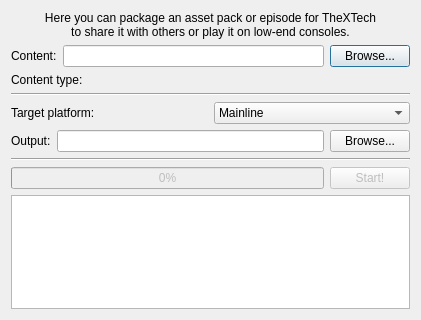
WohlSoft/Moondust-Project, file Maintainer/XTConvert/xt_convert.ui: the form before one commit.
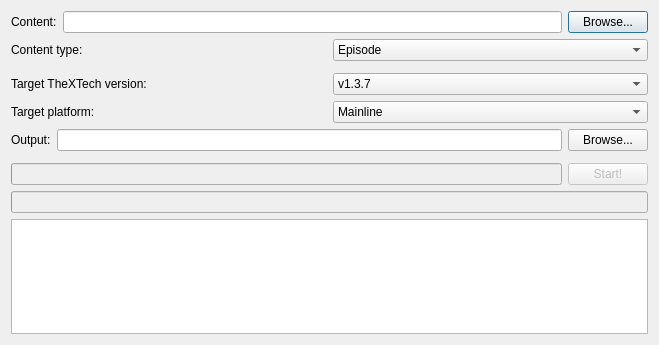
The form after the commit. Icons and pictures are not drawn.

What changed in the file:
```diff
--- a/Maintainer/XTConvert/xt_convert.ui
+++ b/Maintainer/XTConvert/xt_convert.ui
@@ -6,8 +6,8 @@
    <rect>
     <x>0</x>
     <y>0</y>
-    <width>421</width>
-    <height>320</height>
+    <width>659</width>
+    <height>345</height>
    </rect>
   </property>
   <property name="windowTitle">
@@ -20,19 +20,6 @@
   <layout class="QGridLayout" name="gridLayout_7">
    <item row="2" column="0">
     <layout class="QVBoxLayout" name="verticalLayout_2">
-     <item>
-      <widget class="QLabel" name="label_8">
-       <property name="text">
-        <string>&lt;html&gt;&lt;head/&gt;&lt;body&gt;&lt;p align=&quot;center&quot;&gt;Here you can package an asset pack or episode for TheXTech&lt;br/&gt;to share it with others or play it on low-end consoles.&lt;/p&gt;&lt;/body&gt;&lt;/html&gt;</string>
-       </property>
-       <property name="alignment">
-        <set>Qt::AlignmentFlag::AlignLeading|Qt::AlignmentFlag::AlignLeft|Qt::AlignmentFlag::AlignTop</set>
-       </property>
-       <property name="openExternalLinks">
-        <bool>true</bool>
-       </property>
-      </widget>
-     </item>
      <item>
       <layout class="QHBoxLayout" name="horizontalLayout">
        <item>
@@ -71,10 +58,17 @@
         </widget>
        </item>
        <item>
-        <widget class="QLabel" name="content_type">
-         <property name="text">
-          <string/>
-         </property>
+        <widget class="QComboBox" name="content_type">
+         <item>
+          <property name="text">
+           <string>Episode</string>
+          </property>
+         </item>
+         <item>
+          <property name="text">
+           <string>Asset Pack</string>
+          </property>
+         </item>
         </widget>
        </item>
       </layout>
@@ -82,10 +76,35 @@
      <item>
       <widget class="Line" name="hr1">
        <property name="orientation">
-        <enum>Qt::Orientation::Horizontal</enum>
+        <enum>Qt::Vertical</enum>
        </property>
       </widget>
      </item>
+     <item>
+      <layout class="QHBoxLayout" name="horizontalLayout_8">
+       <item>
+        <widget class="QLabel" name="label_10">
+         <property name="text">
+          <string>Target TheXTech version:</string>
+         </property>
+        </widget>
+       </item>
+       <item>
+        <widget class="QComboBox" name="target_version">
+         <item>
+          <property name="text">
+           <string>v1.3.7</string>
+          </property>
+         </item>
+         <item>
+          <property name="text">
+           <string>v1.3.8-dev</string>
+          </property>
+         </item>
+        </widget>
+       </item>
+      </layout>
+     </item>
      <item>
       <layout class="QHBoxLayout" name="horizontalLayout_7">
        <item>
@@ -150,7 +169,7 @@
      <item>
       <widget class="Line" name="line">
        <property name="orientation">
-        <enum>Qt::Orientation::Horizontal</enum>
+        <enum>Qt::Vertical</enum>
        </property>
       </widget>
      </item>
@@ -173,6 +192,9 @@
          <property name="invertedAppearance">
           <bool>false</bool>
          </property>
+         <property name="format">
+          <string notr="true"/>
+         </property>
         </widget>
        </item>
        <item>
@@ -187,6 +209,28 @@
        </item>
       </layout>
      </item>
+     <item>
+      <widget class="QProgressBar" name="progress_sub">
+       <property name="enabled">
+        <bool>false</bool>
+       </property>
+       <property name="maximum">
+        <number>1</number>
+       </property>
+       <property name="value">
+        <number>0</number>
+       </property>
+       <property name="textVisible">
+        <bool>true</bool>
+       </property>
+       <property name="invertedAppearance">
+        <bool>false</bool>
+       </property>
+       <property name="format">
+        <string notr="true"/>
+       </property>
+      </widget>
+     </item>
      <item>
       <widget class="QTextEdit" name="textBrowser_3">
         <property name="readOnly">
```
Left out of the diff: 8 changed lines with no effect on the pictures.
